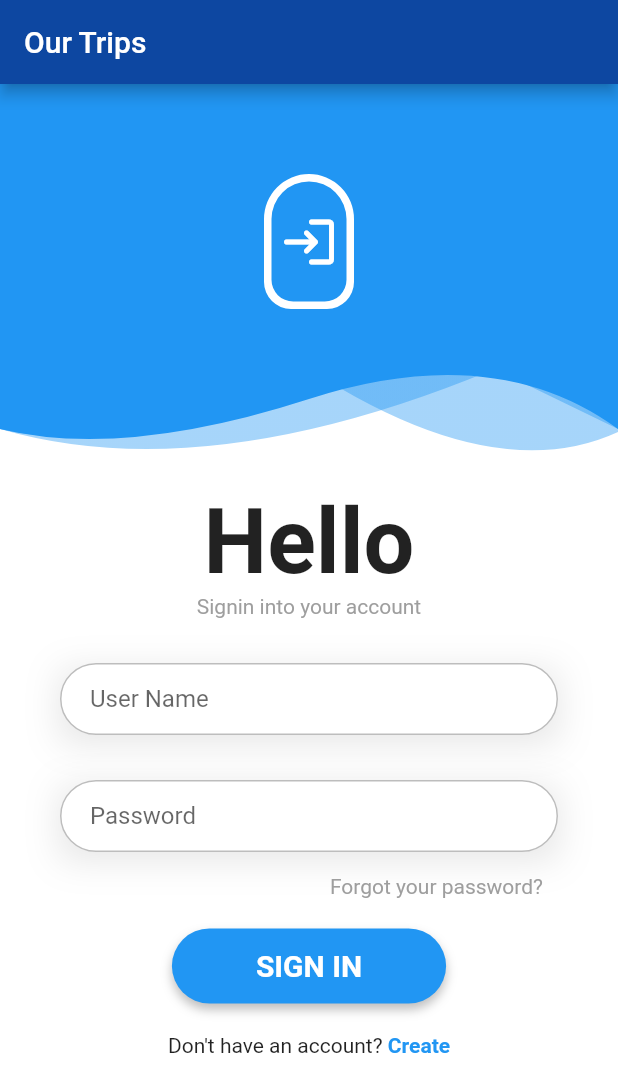
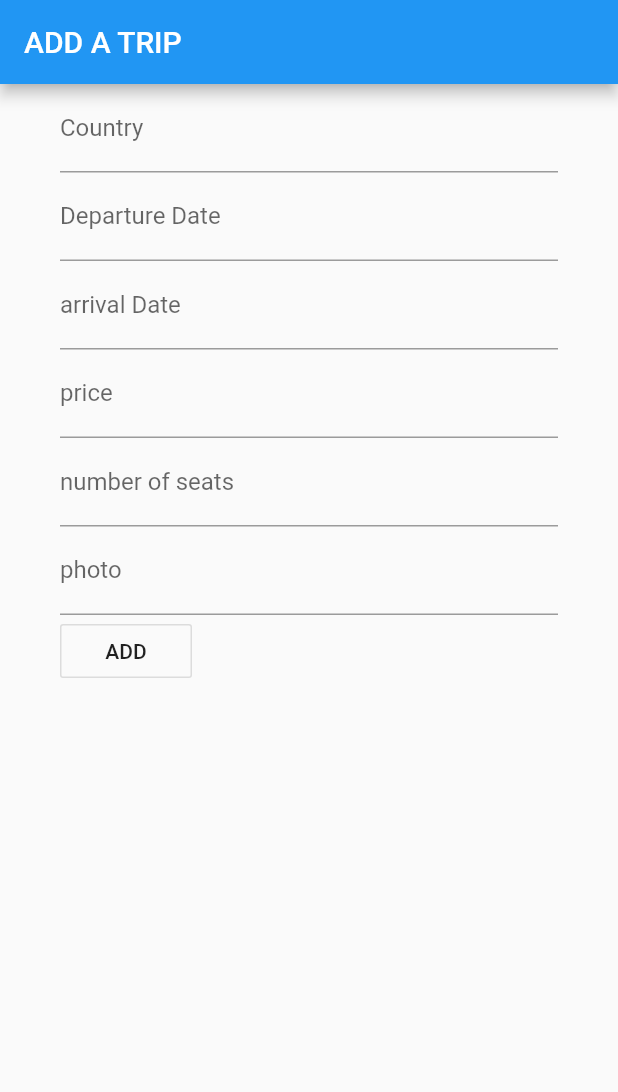
Before and after one commit to AhmedAziz0047/FLUTTER, a Flutter app: the screen it shows after launch, on a phone screen of 412 x 824 dp. Shown: the top 1092 px of the screen. Run offline on Flutter 3.47's test engine with Material 2 defaults, Android fonts, the phone set to English and light mode, and no system bars; our stand-ins replace fluttertoast, font_awesome_flutter, hexcolor, touchable_opacity.

Commit message:
add flight form

```diff
--- a/lib/main.dart
+++ b/lib/main.dart
@@ -1,4 +1,6 @@
 import 'package:flutter/material.dart';
+import 'package:flutterproject/pages/login_page.dart';
+import 'package:flutterproject/pages/widgets/addFlight.dart';
 import 'package:flutterproject/widgets/home.dart';
 import 'widgets/vols_item.dart';
 import 'package:hexcolor/hexcolor.dart';
@@ -55,8 +57,8 @@
       theme: ThemeData(
         primarySwatch: Colors.blue,
       ),
-      home: HomeScreen(
-        data: 5,
+      home: addFlight(
+
       ),
     );
   }
--- a/lib/pages/login_page.dart
+++ b/lib/pages/login_page.dart
@@ -3,6 +3,7 @@ import 'package:flutter/gestures.dart';
 import 'package:flutter/material.dart';
 import 'package:flutterproject/common/theme_helper.dart';
 import 'package:flutterproject/pages/acceuilFlight.dart';
+import 'package:flutterproject/widgets/home.dart';
 
 import 'registration_page.dart';
 import 'widgets/header_widget.dart';
@@ -107,10 +108,10 @@ class _LoginPageState extends State<LoginPage> {
                                   ),
                                   onPressed: () {
                                     //After successful login we will redirect to profile page. Let's create profile page now
-                                    Navigator.pushReplacement(
+                                    Navigator.push(
                                         context,
                                         MaterialPageRoute(
-                                            builder: (context) => acceuilFlight()));
+                                            builder: (context) => HomeScreen(data: 5,)));
                                   },
                                 ),
                               ),
--- /dev/null
+++ b/lib/pages/widgets/addFlight.dart
@@ -0,0 +1,111 @@
+import 'package:flutter/material.dart';
+class addFlight extends StatefulWidget {
+  const addFlight({ Key? key }) : super(key: key);
+
+  @override
+  _addFlightState createState() => _addFlightState();
+}
+
+class _addFlightState extends State<addFlight> {
+  String _country="";
+  String  _date_aller="";
+  String _date_retour="";
+  int _prix=0;
+  String _photo="";
+  int _Remaining_Seats=0;
+  final GlobalKey<FormState> _formKey=GlobalKey<FormState>();
+
+
+
+  @override
+  Widget build(BuildContext context) {
+
+    return Scaffold(
+      appBar: AppBar(
+        title: const Text('ADD A TRIP'),
+
+      ),
+        body: Container(padding: const EdgeInsets.only(left:40,right:40),
+        child: Form(
+          key: _formKey,
+          child: Column(
+            crossAxisAlignment: CrossAxisAlignment.start,
+            children: [
+              SizedBox(),
+              TextFormField(
+                decoration: InputDecoration(
+                  labelText: "Country"
+                ),
+                validator: (value){
+                  if (value!.isEmpty){
+                    return "enter a country";
+                  }
+                }
+              ),
+              SizedBox(),
+              TextFormField(
+                decoration: InputDecoration(
+                  labelText: "Departure Date"
+                ),
+                validator: (value){
+                  if (value!.isEmpty){
+                    return "Enter Departure Date";
+                  }
+                }
+              ),
+              SizedBox(),
+              TextFormField(
+                decoration: InputDecoration(
+                  labelText: "arrival Date"
+                ),
+                validator: (value){
+                  if (value!.isEmpty){
+                    return "Enter arrival Date";
+                  }
+                }
+              ),
+              SizedBox(),
+              TextFormField(
+                decoration: InputDecoration(
+                  labelText: "price"
+                ),
+                validator: (value){
+                  if (value!.isEmpty){
+                    return "Enter the price";
+                  }
+                }
+              ),
+              SizedBox(),
+              TextFormField(
+                decoration: InputDecoration(
+                  labelText: "number of seats"
+                ),
+                validator: (value){
+                  if (value!.isEmpty){
+                    return "Enter the number of seats";
+                  }
+                }
+              ),
+              SizedBox(),
+              TextFormField(
+                decoration: InputDecoration(
+                  labelText: "photo"
+                ),
+                validator: (value){
+                  if (value!.isEmpty){
+                    return "enter a photo";
+                  }
+                }
+              ),
+              SizedBox(),
+              OutlineButton(onPressed:(){},
+              child:Text('ADD')
+              ),
+
+            ],
+          ),
+          ),
+        )
+    );
+  }
+}
--- a/lib/widgets/home.dart
+++ b/lib/widgets/home.dart
@@ -1,6 +1,7 @@
 import 'package:flutter/material.dart';
 import 'package:flutterproject/admin/adminFlights.dart';
 import 'package:flutterproject/admin/bottomnavbar.dart';
+import 'package:flutterproject/pages/acceuilFlight.dart';
 import 'package:flutterproject/widgets/vols_item.dart';
 import 'package:flutterproject/pages/login_page.dart';
 
@@ -16,13 +17,12 @@ class _HomeScreenState extends State<HomeScreen> {
   @override
   Widget build(BuildContext context) {
     return SafeArea(
-        child: Scaffold(
-            appBar: AppBar(
+        child: Scaffold(appBar: AppBar(
               title: Text("Our Trips"),
               backgroundColor: Colors.blue[900],
             ),
             backgroundColor: Colors.white,
-            body: LoginPage()
+            body: acceuilFlight()
             // SingleChildScrollView(child:Wrap(children: List<Widget>.generate(5, (index) {return adminFlights();}))),
             )
         // body: Container(
--- a/pubspec.yaml
+++ b/pubspec.yaml
@@ -28,8 +28,8 @@ environment:
 # versions available, run `flutter pub outdated`.
 dependencies:
 
+  flutter:
 
-  flutter:
     sdk: flutter
 
 
@@ -41,6 +41,8 @@ dependencies:
   hexcolor: ^2.0.4
   font_awesome_flutter: ^9.1.0
   otp_text_field: ^1.1.1
+
+  http:
 dev_dependencies:
   flutter_test:
     sdk: flutter
```
Also changed, not shown: lib/Services/flightsService.dart (added, +10 -0 lines), lib/pages/acceuilFlight.dart (+50 -42 lines), lib/Services/reservationsService.dart (added), pubspec.lock, 1 other file.
